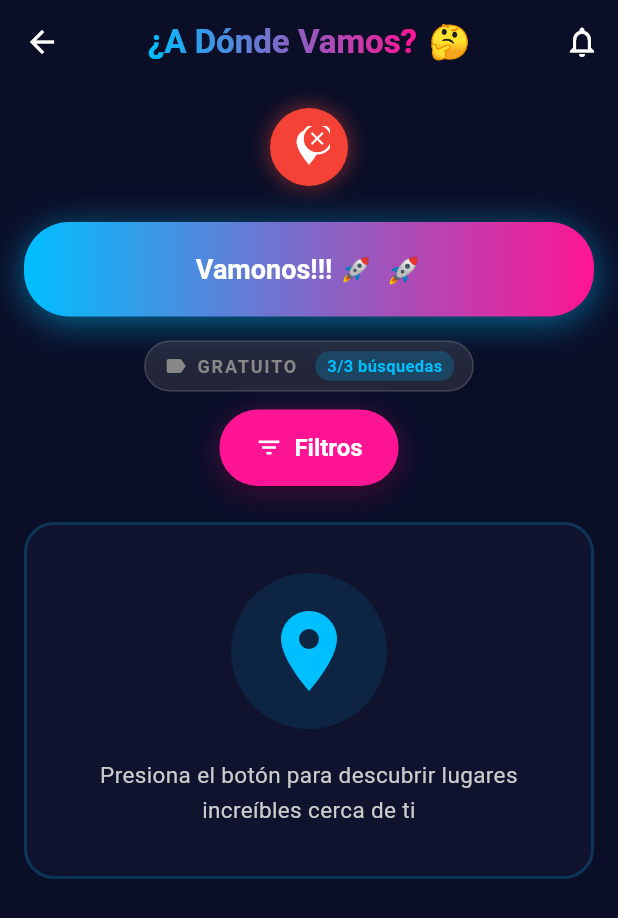
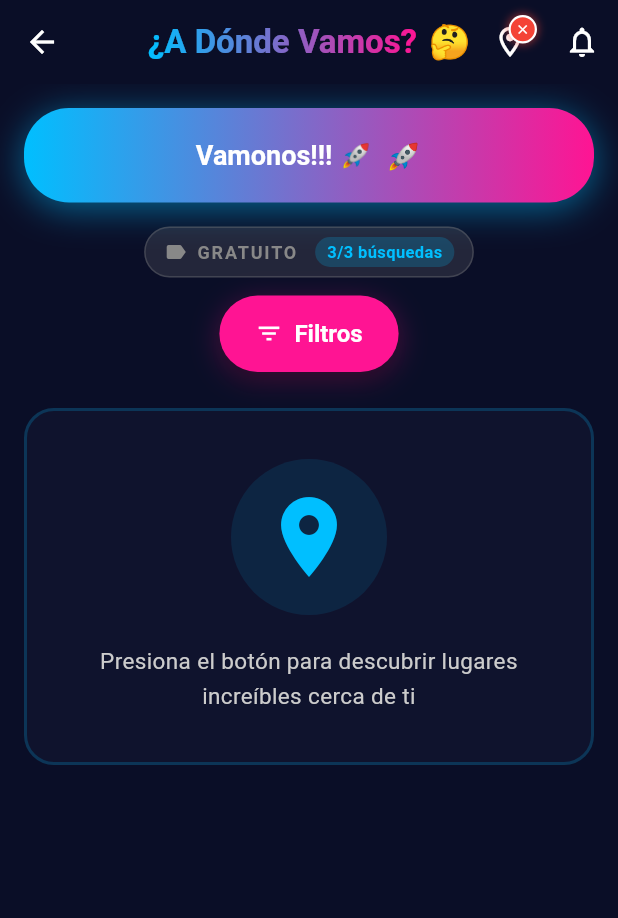
Before and after one commit to CRONOBREAK17/a-donde-vamos-app, a Flutter app: the DashboardScreen screen opened directly, on a phone screen of 412 x 824 dp. Shown: the top 918 px of the screen. Run offline on Flutter 3.47's test engine with Material 3 defaults, Android fonts, the phone set to English and light mode, and no system bars; our stand-ins replace geolocator, google_maps_flutter, google_mobile_ads, image_picker, shared_preferences, supabase_flutter; accounts and stored records are empty; network calls fail.

Commit message:
fix icono localizacion

```diff
--- a/a_donde_vamos/lib/presentation/screens/dashboard_screen.dart
+++ b/a_donde_vamos/lib/presentation/screens/dashboard_screen.dart
@@ -584,6 +584,8 @@ class _DashboardScreenState extends State<DashboardScreen> {
         ),
         centerTitle: true,
         actions: [
+          // Ícono de ubicación con badge
+          _buildLocationIconButton(),
           IconButton(
             icon: const Icon(Icons.notifications_outlined),
             onPressed: () {
@@ -598,16 +600,11 @@ class _DashboardScreenState extends State<DashboardScreen> {
           child: Column(
             crossAxisAlignment: CrossAxisAlignment.stretch,
             children: [
-              // Ícono de ubicación colapsable
-              _buildLocationIcon(),
-
               // Detalles de ubicación (colapsable)
               if (_showLocationDetails) ...[
-                const SizedBox(height: 12),
                 _buildLocationDetails(),
+                const SizedBox(height: 16),
               ],
-
-              const SizedBox(height: 24),
 
               // Botón principal
               _buildMainButton(),
@@ -640,69 +637,55 @@ class _DashboardScreenState extends State<DashboardScreen> {
     );
   }
 
-  Widget _buildLocationIcon() {
-    IconData iconData;
-    Color iconColor;
-    Color backgroundColor;
+  Widget _buildLocationIconButton() {
+    IconData badgeIcon;
+    Color badgeColor;
 
     if (_locationError != null) {
       // Error - Rojo con X
-      iconData = Icons.close;
-      iconColor = Colors.white;
-      backgroundColor = Colors.red;
+      badgeIcon = Icons.close;
+      badgeColor = Colors.red;
     } else if (_currentPosition != null) {
       // Éxito - Verde con palomita
-      iconData = Icons.check;
-      iconColor = Colors.white;
-      backgroundColor = Colors.green;
+      badgeIcon = Icons.check;
+      badgeColor = Colors.green;
     } else {
       // Cargando - Azul con reloj
-      iconData = Icons.access_time;
-      iconColor = Colors.white;
-      backgroundColor = AppColors.primary;
-    }
-
-    return Row(
-      mainAxisAlignment: MainAxisAlignment.center,
+      badgeIcon = Icons.access_time;
+      badgeColor = AppColors.primary;
+    }
+
+    return Stack(
+      clipBehavior: Clip.none,
       children: [
-        GestureDetector(
-          onTap: () {
+        IconButton(
+          icon: const Icon(Icons.location_on_outlined),
+          onPressed: () {
             setState(() {
               _showLocationDetails = !_showLocationDetails;
             });
           },
+          tooltip: 'Ver ubicación',
+        ),
+        // Badge en esquina superior derecha
+        Positioned(
+          right: 6,
+          top: 6,
           child: Container(
-            padding: const EdgeInsets.all(12),
+            padding: const EdgeInsets.all(3),
             decoration: BoxDecoration(
-              color: backgroundColor,
+              color: badgeColor,
               shape: BoxShape.circle,
+              border: Border.all(color: Colors.white, width: 1.5),
               boxShadow: [
                 BoxShadow(
-                  color: backgroundColor.withOpacity(0.4),
-                  blurRadius: 10,
-                  spreadRadius: 2,
+                  color: badgeColor.withOpacity(0.5),
+                  blurRadius: 4,
+                  spreadRadius: 1,
                 ),
               ],
             ),
-            child: Stack(
-              alignment: Alignment.center,
-              children: [
-                Icon(Icons.location_on, color: iconColor, size: 28),
-                Positioned(
-                  right: -2,
-                  top: -2,
-                  child: Container(
-                    padding: const EdgeInsets.all(2),
-                    decoration: BoxDecoration(
-                      color: backgroundColor,
-                      shape: BoxShape.circle,
-                      border: Border.all(color: Colors.white, width: 1.5),
-                    ),
-                    child: Icon(iconData, color: iconColor, size: 14),
-                  ),
-                ),
-              ],
-            ),
+            child: Icon(badgeIcon, color: Colors.white, size: 10),
           ),
         ),
       ],
```
